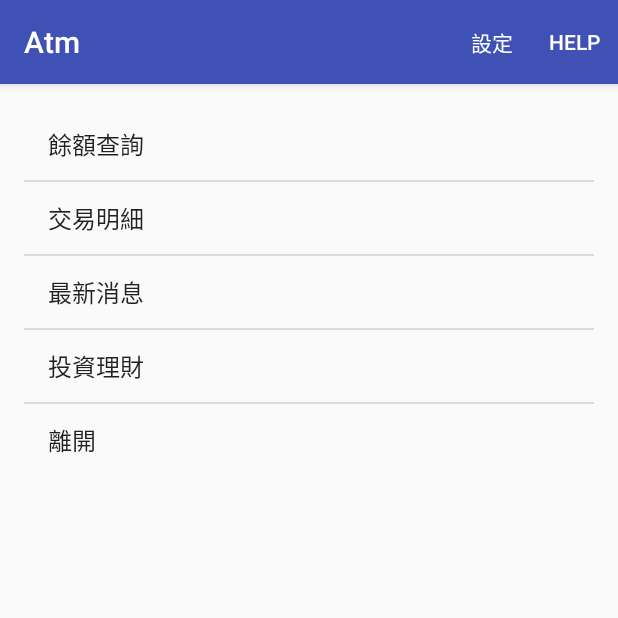
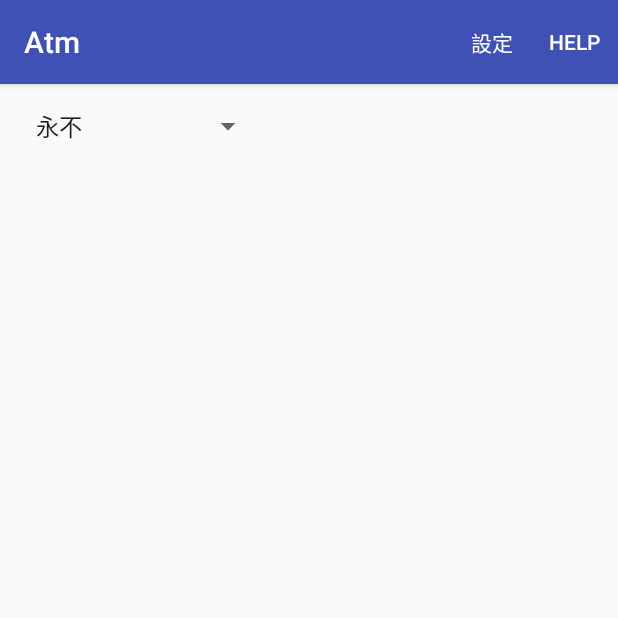
Before and after one commit to android66/Atm, an Android app: the MainActivity screen opened directly, with no data from a screen before it, on a phone screen of 412 x 824 dp, the top half of it. Run offline under Robolectric (Android 15) with nearby library versions, the phone set to English and light mode, and no system bars.

Commit message:
加入Spinner元件

```diff
--- a/app/src/main/java/com/tom/atm/MainActivity.java
+++ b/app/src/main/java/com/tom/atm/MainActivity.java
@@ -6,8 +6,12 @@ import android.os.Bundle;
 import android.util.Log;
 import android.view.Menu;
 import android.view.MenuItem;
+import android.view.View;
+import android.widget.AdapterView;
 import android.widget.ArrayAdapter;
 import android.widget.ListView;
+import android.widget.Spinner;
+import android.widget.Toast;
 
 public class MainActivity extends AppCompatActivity {
     boolean logon = false;
@@ -17,6 +21,28 @@ public class MainActivity extends AppCompatActivity {
     protected void onCreate(Bundle savedInstanceState) {
         super.onCreate(savedInstanceState);
         setContentView(R.layout.activity_main);
+        // spinner
+        Spinner notify = (Spinner)findViewById(R.id.notify_spinner);
+        final ArrayAdapter<CharSequence> nAdapter = ArrayAdapter.createFromResource(
+                this, R.array.notify_array, android.R.layout.simple_spinner_item );
+        nAdapter.setDropDownViewResource(
+                android.R.layout.simple_spinner_dropdown_item);
+        notify.setAdapter(nAdapter);
+        notify.setOnItemSelectedListener(new AdapterView.OnItemSelectedListener() {
+            @Override
+            public void onItemSelected(AdapterView<?> parent,
+                                       View view, int position, long id) {
+                Toast.makeText(MainActivity.this,
+                        nAdapter.getItem(position), Toast.LENGTH_LONG)
+                        .show();
+            }
+
+            @Override
+            public void onNothingSelected(AdapterView<?> parent) {
+
+            }
+        });
+        // list
         ListView list = (ListView) findViewById(R.id.list);
         ArrayAdapter adapter = new ArrayAdapter(this,
                 android.R.layout.simple_list_item_1, func);
--- a/app/src/main/res/layout/activity_main.xml
+++ b/app/src/main/res/layout/activity_main.xml
@@ -15,5 +15,14 @@
         android:id="@+id/list"
         android:layout_alignParentTop="true"
         android:layout_alignParentLeft="true"
+        android:layout_alignParentStart="true"
+        android:visibility="gone" />
+
+    <Spinner
+        android:layout_width="wrap_content"
+        android:layout_height="wrap_content"
+        android:id="@+id/notify_spinner"
+        android:layout_alignParentTop="true"
+        android:layout_alignParentLeft="true"
         android:layout_alignParentStart="true" />
 </RelativeLayout>
--- /dev/null
+++ b/app/src/main/res/values/arrays.xml
@@ -0,0 +1,9 @@
+<?xml version="1.0" encoding="utf-8"?>
+<resources>
+    <array name="notify_array">
+        <item>永不</item>
+        <item>只有震動</item>
+        <item>只有提示音</item>
+        <item>震動與提示音</item>
+    </array>
+</resources>
```
